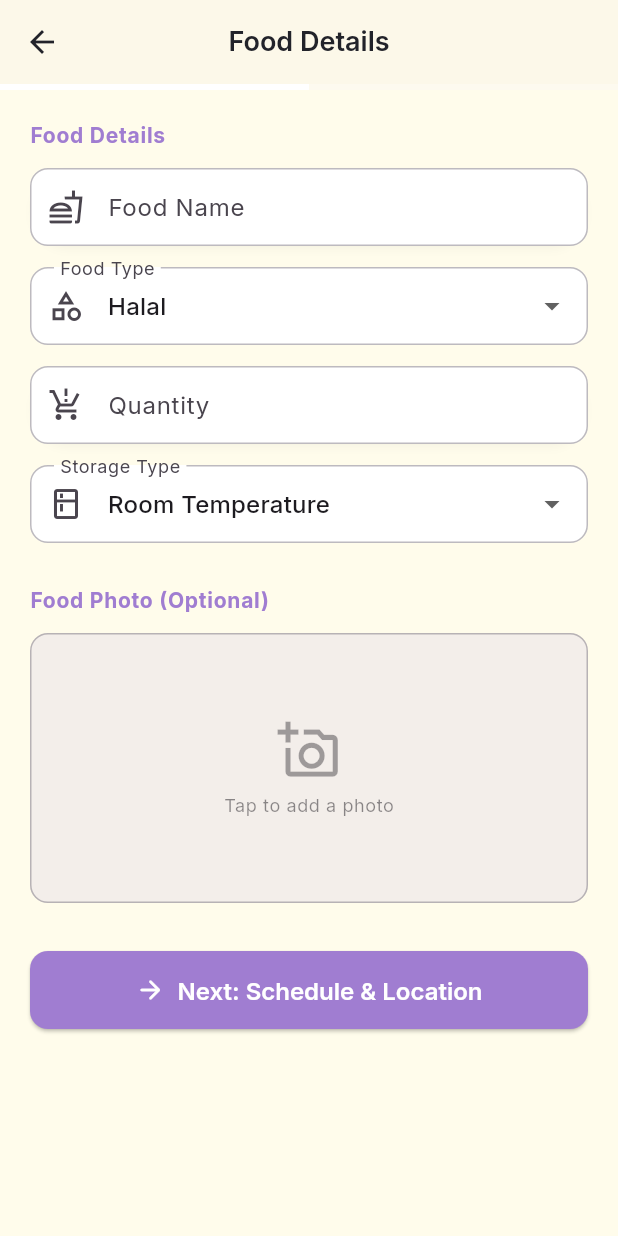
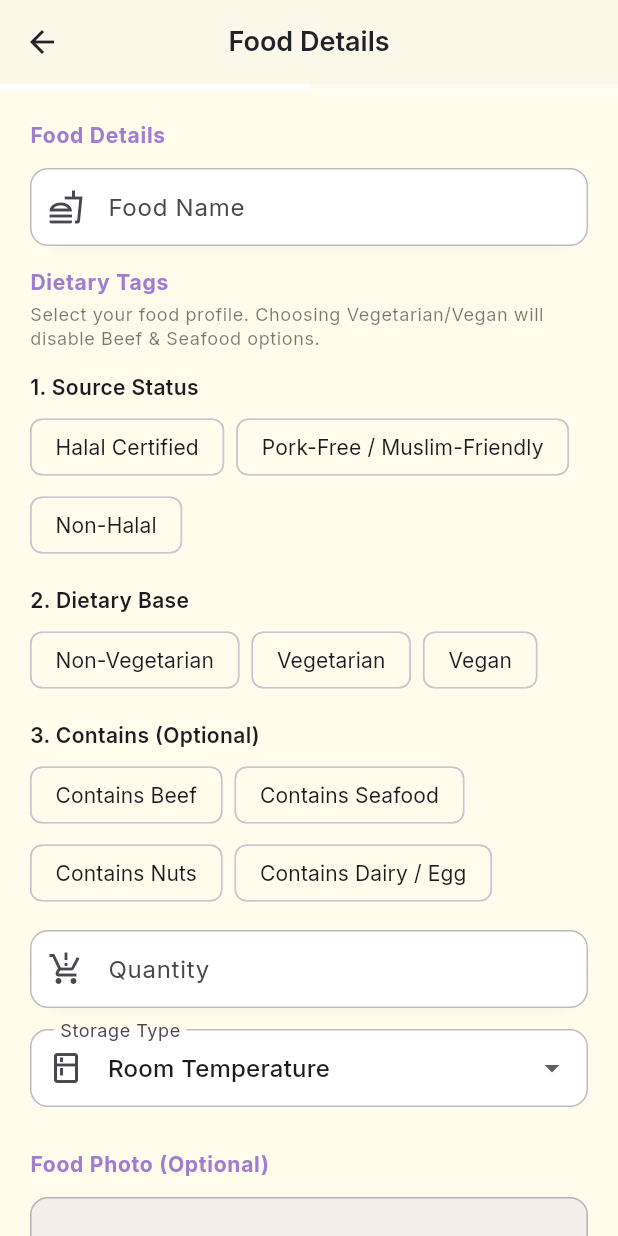
Before and after one commit to merrrrrr/food_donation_app, a Flutter app: the UploadFoodScreen screen opened by its route, on a phone screen of 412 x 824 dp. Run offline on Flutter 3.47's test engine with Material 3 defaults, Android fonts, the phone set to English and light mode, and no system bars; our stand-ins replace cloud_firestore, equatable, firebase_auth, firebase_core, firebase_storage, gap and 4 more; accounts and stored records are empty; network calls fail.

Commit message:
Add refresh indicator to discover and donations screen. Make photo in food detail screen flexible to height. Change food type to 3 dietary tags

```diff
--- a/lib/models/donation_model.dart
+++ b/lib/models/donation_model.dart
@@ -2,31 +2,32 @@ import 'package:cloud_firestore/cloud_firestore.dart';
 import 'package:equatable/equatable.dart';
 
 // ─────────────────────────────────────────────────────────────────────────────
-//  Enum: FoodType
-//  Matches the dropdown options on the Upload form.
+//  Dietary tag constants
+//  Use these string literals everywhere — never raw strings.
 // ─────────────────────────────────────────────────────────────────────────────
-enum FoodType { halal, vegetarian, beef }
+abstract final class DietarySourceStatus {
+  static const String halal = 'Halal Certified';
+  static const String porkFree = 'Pork-Free / Muslim-Friendly';
+  static const String nonHalal = 'Non-Halal';
 
-extension FoodTypeExtension on FoodType {
-  String toJson() => name; // 'halal' | 'vegetarian' | 'beef'
+  static const List<String> all = [halal, porkFree, nonHalal];
+}
 
-  String get displayLabel {
-    switch (this) {
-      case FoodType.halal:
-        return 'Halal';
-      case FoodType.vegetarian:
-        return 'Vegetarian';
-      case FoodType.beef:
-        return 'Beef';
-    }
-  }
+abstract final class DietaryBase {
+  static const String nonVeg = 'Non-Vegetarian';
+  static const String vegetarian = 'Vegetarian';
+  static const String vegan = 'Vegan';
 
-  static FoodType fromJson(String value) {
-    return FoodType.values.firstWhere(
-      (e) => e.name == value,
-      orElse: () => throw ArgumentError('Unknown FoodType: $value'),
-    );
-  }
+  static const List<String> all = [nonVeg, vegetarian, vegan];
+}
+
+abstract final class DietaryContains {
+  static const String beef = 'Contains Beef';
+  static const String seafood = 'Contains Seafood';
+  static const String nuts = 'Contains Nuts';
+  static const String dairyEgg = 'Contains Dairy / Egg';
+
+  static const List<String> all = [beef, seafood, nuts, dairyEgg];
 }
 
 // ─────────────────────────────────────────────────────────────────────────────
@@ -102,7 +103,7 @@ extension DonationStatusExtension on DonationStatus {
 //  donorId         – UID of the donor who created this listing
 //  donorName       – Denormalised display name (avoids extra reads on the map)
 //  foodName        – e.g. "Nasi Lemak", "Biryani Rice"
-//  foodType        – Enum: halal | vegetarian | beef
+//  dietaryTags     – Multi-select tags, e.g. ['Halal', 'No Pork']
 //  quantity        – Human-readable quantity, e.g. "10 pax", "3 kg"
 //  expiryDate      – Date/time after which the food should not be consumed
 //  pickupTime      – Preferred pickup window set by the donor
@@ -124,7 +125,9 @@ class DonationModel extends Equatable {
 
   // ── Food details (from Upload form) ──────────────────────────────────────
   final String foodName;
-  final FoodType foodType;
+  final String sourceStatus;
+  final String dietaryBase;
+  final List<String> contains;
   final String quantity;
   final DateTime expiryDate;
 
@@ -156,7 +159,9 @@ class DonationModel extends Equatable {
     required this.donorId,
     required this.donorName,
     required this.foodName,
-    required this.foodType,
+    required this.sourceStatus,
+    required this.dietaryBase,
+    required this.contains,
     required this.quantity,
     required this.expiryDate,
     required this.pickupStart,
@@ -184,7 +189,10 @@ class DonationModel extends Equatable {
       donorId: data['donorId'] as String,
       donorName: data['donorName'] as String,
       foodName: data['foodName'] as String,
-      foodType: FoodTypeExtension.fromJson(data['foodType'] as String),
+      sourceStatus:
+          data['sourceStatus'] as String? ?? DietarySourceStatus.porkFree,
+      dietaryBase: data['dietaryBase'] as String? ?? DietaryBase.nonVeg,
+      contains: List<String>.from((data['contains'] as List<dynamic>? ?? [])),
       quantity: data['quantity'] as String,
       expiryDate: (data['expiryDate'] as Timestamp).toDate(),
       pickupStart: (data['pickupStart'] as Timestamp).toDate(),
@@ -209,7 +217,9 @@ class DonationModel extends Equatable {
       'donorId': donorId,
       'donorName': donorName,
       'foodName': foodName,
-      'foodType': foodType.toJson(),
+      'sourceStatus': sourceStatus,
+      'dietaryBase': dietaryBase,
+      'contains': contains,
       'quantity': quantity,
       'expiryDate': Timestamp.fromDate(expiryDate),
       'pickupStart': Timestamp.fromDate(pickupStart),
@@ -237,7 +247,9 @@ class DonationModel extends Equatable {
   // ── copyWith ─────────────────────────────────────────────────────────────
   DonationModel copyWith({
     String? foodName,
-    FoodType? foodType,
+    String? sourceStatus,
+    String? dietaryBase,
+    List<String>? contains,
     String? quantity,
     DateTime? expiryDate,
     DateTime? pickupStart,
@@ -257,7 +269,9 @@ class DonationModel extends Equatable {
       donorId: donorId,
       donorName: donorName,
       foodName: foodName ?? this.foodName,
-      foodType: foodType ?? this.foodType,
+      sourceStatus: sourceStatus ?? this.sourceStatus,
+      dietaryBase: dietaryBase ?? this.dietaryBase,
+      contains: contains ?? this.contains,
       quantity: quantity ?? this.quantity,
       expiryDate: expiryDate ?? this.expiryDate,
       pickupStart: pickupStart ?? this.pickupStart,
@@ -293,7 +307,9 @@ class DonationModel extends Equatable {
     id,
     donorId,
     foodName,
-    foodType,
+    sourceStatus,
+    dietaryBase,
+    contains,
     quantity,
     expiryDate,
     pickupStart,
--- a/lib/screens/donor/upload_food_screen.dart
+++ b/lib/screens/donor/upload_food_screen.dart
@@ -8,6 +8,7 @@ import 'package:food_donation_app/app_router.dart';
 import 'package:food_donation_app/models/donation_model.dart';
 import 'package:food_donation_app/theme/app_theme.dart';
 import 'package:food_donation_app/widgets/custom_text_field.dart';
+import 'package:food_donation_app/widgets/dietary_selection_widget.dart';
 import 'package:food_donation_app/widgets/primary_button.dart';
 
 // ─────────────────────────────────────────────────────────────────────────────
@@ -20,14 +21,18 @@ import 'package:food_donation_app/widgets/primary_button.dart';
 /// Lightweight data carrier passed from Step 1 → Step 2.
 class FoodDraft {
   final String foodName;
-  final FoodType foodType;
+  final String sourceStatus;
+  final String dietaryBase;
+  final List<String> contains;
   final String quantity;
   final StorageType storageType;
   final XFile? photo;
 
   const FoodDraft({
     required this.foodName,
-    required this.foodType,
+    required this.sourceStatus,
+    required this.dietaryBase,
+    required this.contains,
     required this.quantity,
     required this.storageType,
     this.photo,
@@ -49,7 +54,9 @@ class _UploadFoodScreenState extends State<UploadFoodScreen> {
   final _quantityCtrl = TextEditingController();
 
   // ── State ──────────────────────────────────────────────────────────────────
-  FoodType _foodType = FoodType.halal;
+  String? _sourceStatus;
+  String? _dietaryBase;
+  List<String> _contains = [];
   StorageType _storageType = StorageType.roomTemperature;
   XFile? _pickedImage;
 
@@ -98,10 +105,20 @@ class _UploadFoodScreenState extends State<UploadFoodScreen> {
   // ── Next ───────────────────────────────────────────────────────────────────
   void _onNext() {
     if (!_formKey.currentState!.validate()) return;
+    if (_sourceStatus == null || _dietaryBase == null) {
+      ScaffoldMessenger.of(context).showSnackBar(
+        const SnackBar(
+          content: Text('Please select a Source Status and Dietary Base.'),
+        ),
+      );
+      return;
+    }
 
     final draft = FoodDraft(
       foodName: _foodNameCtrl.text.trim(),
-      foodType: _foodType,
+      sourceStatus: _sourceStatus!,
+      dietaryBase: _dietaryBase!,
+      contains: _contains,
       quantity: _quantityCtrl.text.trim(),
       storageType: _storageType,
       photo: _pickedImage,
@@ -145,22 +162,28 @@ class _UploadFoodScreenState extends State<UploadFoodScreen> {
               ),
               const Gap(14),
 
-              // ── Food Type ────────────────────────────────────────────────
-              DropdownButtonFormField<FoodType>(
-                value: _foodType,
-                decoration: const InputDecoration(
-                  labelText: 'Food Type',
-                  prefixIcon: Icon(Icons.category_outlined),
+              // ── Dietary Tags ──────────────────────────────────────────────
+              _SectionHeader(title: 'Dietary Tags'),
+              const Gap(4),
+              Text(
+                'Select your food profile. Choosing Vegetarian/Vegan will '
+                'disable Beef & Seafood options.',
+                style: textTheme.bodySmall?.copyWith(
+                  color: colorScheme.onSurface.withValues(alpha: 0.6),
                 ),
-                items: FoodType.values
-                    .map(
-                      (t) => DropdownMenuItem(
-                        value: t,
-                        child: Text(t.displayLabel),
-                      ),
-                    )
-                    .toList(),
-                onChanged: (v) => setState(() => _foodType = v!),
+              ),
+              const Gap(14),
+              ThreeTierDietaryWidget(
+                initialSourceStatus: _sourceStatus,
+                initialDietaryBase: _dietaryBase,
+                initialContains: _contains,
+                onSelectionChanged: (source, base, containsVal) {
+                  setState(() {
+                    _sourceStatus = source;
+                    _dietaryBase = base;
+                    _contains = containsVal;
+                  });
+                },
               ),
               const Gap(14),
 
--- a/lib/screens/donor/upload_food_step2_screen.dart
+++ b/lib/screens/donor/upload_food_step2_screen.dart
@@ -343,7 +343,9 @@ class _UploadFoodStep2ScreenState extends State<UploadFoodStep2Screen> {
       donorId: auth.currentUser!.uid,
       donorName: auth.currentUser!.displayName,
       foodName: draft.foodName,
-      foodType: draft.foodType,
+      sourceStatus: draft.sourceStatus,
+      dietaryBase: draft.dietaryBase,
+      contains: draft.contains,
       quantity: draft.quantity,
       storageType: draft.storageType,
       expiryDate: _expiryDate!,
--- a/lib/screens/ngo/ngo_home_screen.dart
+++ b/lib/screens/ngo/ngo_home_screen.dart
@@ -63,10 +63,14 @@ class _NgoHomeScreenState extends State<NgoHomeScreen> {
     final available = donationProv.donations;
     final expiringSoon = available.where((d) => d.isExpiringSoon).length;
     final halalCount = available
-        .where((d) => d.foodType == FoodType.halal)
+        .where((d) => d.sourceStatus == DietarySourceStatus.halal)
         .length;
     final vegCount = available
-        .where((d) => d.foodType == FoodType.vegetarian)
+        .where(
+          (d) =>
+              d.dietaryBase == DietaryBase.vegetarian ||
+              d.dietaryBase == DietaryBase.vegan,
+        )
         .length;
 
     return Scaffold(
--- /dev/null
+++ b/lib/widgets/dietary_selection_widget.dart
@@ -0,0 +1,193 @@
+import 'package:flutter/material.dart';
+import 'package:gap/gap.dart';
+import 'package:food_donation_app/models/donation_model.dart';
+
+// ─────────────────────────────────────────────────────────────────────────────
+//  ThreeTierDietaryWidget
+//
+//  A 3-tier categorized system for dietary information.
+//  Tier 1: Source Status (Single Choice)
+//  Tier 2: Dietary Base (Single Choice)
+//  Tier 3: Contains (Multi-select)
+//
+//  Logic rule: If Tier 2 is "Vegetarian" or "Vegan", Tier 3 options
+//  "Contains Beef" and "Contains Seafood" are disabled.
+// ─────────────────────────────────────────────────────────────────────────────
+class ThreeTierDietaryWidget extends StatefulWidget {
+  final String? initialSourceStatus;
+  final String? initialDietaryBase;
+  final List<String> initialContains;
+
+  /// Called every time any of the 3 tiers change.
+  final void Function(
+    String? sourceStatus,
+    String? dietaryBase,
+    List<String> contains,
+  )
+  onSelectionChanged;
+
+  const ThreeTierDietaryWidget({
+    super.key,
+    this.initialSourceStatus,
+    this.initialDietaryBase,
+    this.initialContains = const [],
+    required this.onSelectionChanged,
+  });
+
+  @override
+  State<ThreeTierDietaryWidget> createState() => _ThreeTierDietaryWidgetState();
+}
+
+class _ThreeTierDietaryWidgetState extends State<ThreeTierDietaryWidget> {
+  String? _sourceStatus;
+  String? _dietaryBase;
+  late Set<String> _contains;
+
+  @override
+  void initState() {
+    super.initState();
+    _sourceStatus = widget.initialSourceStatus;
+    _dietaryBase = widget.initialDietaryBase;
+    _contains = Set<String>.from(widget.initialContains);
+  }
+
+  void _notify() {
+    final orderedContains = DietaryContains.all
+        .where(_contains.contains)
+        .toList();
+    widget.onSelectionChanged(_sourceStatus, _dietaryBase, orderedContains);
+  }
+
+  void _onSourceStatusChanged(String status) {
+    setState(() => _sourceStatus = status);
+    _notify();
+  }
+
+  void _onDietaryBaseChanged(String base) {
+    setState(() {
+      _dietaryBase = base;
+      // Apply logic rule: Veg/Vegan disables Beef/Seafood
+      if (base == DietaryBase.vegetarian || base == DietaryBase.vegan) {
+        _contains.remove(DietaryContains.beef);
+        _contains.remove(DietaryContains.seafood);
+      }
+    });
+    _notify();
+  }
+
+  void _toggleContains(String item) {
+    setState(() {
+      if (_contains.contains(item)) {
+        _contains.remove(item);
+      } else {
+        _contains.add(item);
+      }
+    });
+    _notify();
+  }
+
+  @override
+  Widget build(BuildContext context) {
+    final colorScheme = Theme.of(context).colorScheme;
+    final textTheme = Theme.of(context).textTheme;
+
+    return Column(
+      crossAxisAlignment: CrossAxisAlignment.stretch,
+      children: [
+        // ── Tier 1: Source Status ──────────────────────────────────────────
+        Text(
+          '1. Source Status',
+          style: textTheme.bodyMedium?.copyWith(fontWeight: FontWeight.w600),
+        ),
+        const Gap(6),
+        Wrap(
+          spacing: 8,
+          runSpacing: 4,
+          children: DietarySourceStatus.all.map((status) {
+            final isSelected = _sourceStatus == status;
+            return ChoiceChip(
+              label: Text(status),
+              selected: isSelected,
+              onSelected: (_) => _onSourceStatusChanged(status),
+              selectedColor: colorScheme.primaryContainer,
+              labelStyle: TextStyle(
+                color: isSelected
+                    ? colorScheme.onPrimaryContainer
+                    : colorScheme.onSurface,
+                fontWeight: isSelected ? FontWeight.w600 : FontWeight.normal,
+              ),
+            );
+          }).toList(),
+        ),
+        const Gap(16),
+
+        // ── Tier 2: Dietary Base ───────────────────────────────────────────
+        Text(
+          '2. Dietary Base',
+          style: textTheme.bodyMedium?.copyWith(fontWeight: FontWeight.w600),
+        ),
+        const Gap(6),
+        Wrap(
+          spacing: 8,
+          runSpacing: 4,
+          children: DietaryBase.all.map((base) {
+            final isSelected = _dietaryBase == base;
+            return ChoiceChip(
+              label: Text(base),
+              selected: isSelected,
+              onSelected: (_) => _onDietaryBaseChanged(base),
+              selectedColor: colorScheme.secondaryContainer,
+              labelStyle: TextStyle(
+                color: isSelected
+                    ? colorScheme.onSecondaryContainer
+                    : colorScheme.onSurface,
+                fontWeight: isSelected ? FontWeight.w600 : FontWeight.normal,
+              ),
+            );
+          }).toList(),
+        ),
+        const Gap(16),
+
+        // ── Tier 3: Contains (Allergens/Ingredients) ───────────────────────
+        Text(
+          '3. Contains (Optional)',
+          style: textTheme.bodyMedium?.copyWith(fontWeight: FontWeight.w600),
+        ),
+        const Gap(6),
+        Wrap(
+          spacing: 8,
+          runSpacing: 4,
+          children: DietaryContains.all.map((item) {
+            final isSelected = _contains.contains(item);
+
+            // Compute disabled state
+            bool isDisabled = false;
+            if ((_dietaryBase == DietaryBase.vegetarian ||
+                    _dietaryBase == DietaryBase.vegan) &&
+                (item == DietaryContains.beef ||
+                    item == DietaryContains.seafood)) {
+              isDisabled = true;
+            }
+
+            return FilterChip(
+              label: Text(item),
+              selected: isSelected,
+              onSelected: isDisabled ? null : (_) => _toggleContains(item),
+              showCheckmark: true,
+              selectedColor: colorScheme.tertiaryContainer,
+              checkmarkColor: colorScheme.onTertiaryContainer,
+              labelStyle: TextStyle(
+                color: isDisabled
+                    ? colorScheme.onSurface.withValues(alpha: 0.38)
+                    : isSelected
+                    ? colorScheme.onTertiaryContainer
+                    : colorScheme.onSurface,
+                fontWeight: isSelected ? FontWeight.w600 : FontWeight.normal,
+              ),
+            );
+          }).toList(),
+        ),
+      ],
+    );
+  }
+}
```
Also changed, not shown: lib/screens/donor/donor_profile_screen.dart (+6 -1 lines), lib/screens/donor/donor_result_screen.dart (+26 -12 lines), lib/screens/donor/donor_status_screen.dart (+16 -3 lines), lib/screens/ngo/ngo_discovery_screen.dart (+13 -6 lines), lib/screens/ngo/ngo_food_detail_screen.dart (+22 -10 lines).
